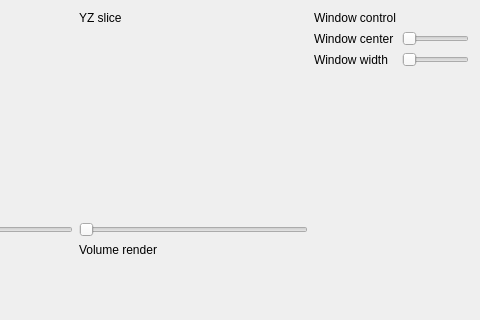
The window that ui/DicomVis.ui (MKozuch/DicomVis) describes before a commit, drawn with Qt 5; both pictures show x 167 to 647 and y 0 to 320 of the 647 by 480 pixel window.
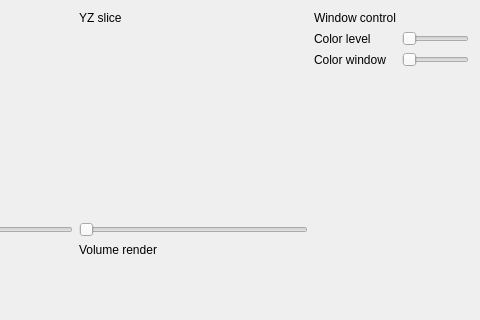
The same window after the commit. Custom widgets are drawn as their Qt base class.

Commit message: 3d view implemented changed labels for windowing sliders

The edit to the form file:
```diff
--- a/ui/DicomVis.ui
+++ b/ui/DicomVis.ui
@@ -118,7 +118,7 @@
      <item row="2" column="0">
       <widget class="QLabel" name="WindowWidthLabel">
        <property name="text">
-        <string>Window width</string>
+        <string>Color window</string>
        </property>
       </widget>
      </item>
@@ -145,7 +145,7 @@
      <item row="1" column="0">
       <widget class="QLabel" name="WindowCenterLabel">
        <property name="text">
-        <string>Window center</string>
+        <string>Color level</string>
        </property>
       </widget>
      </item>
```
The commit also changes 2 other files.
